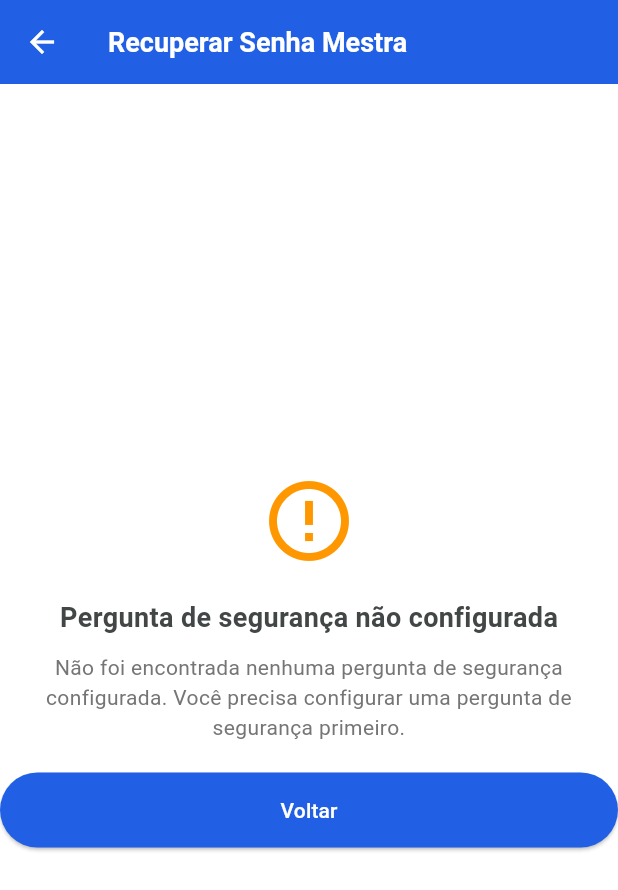
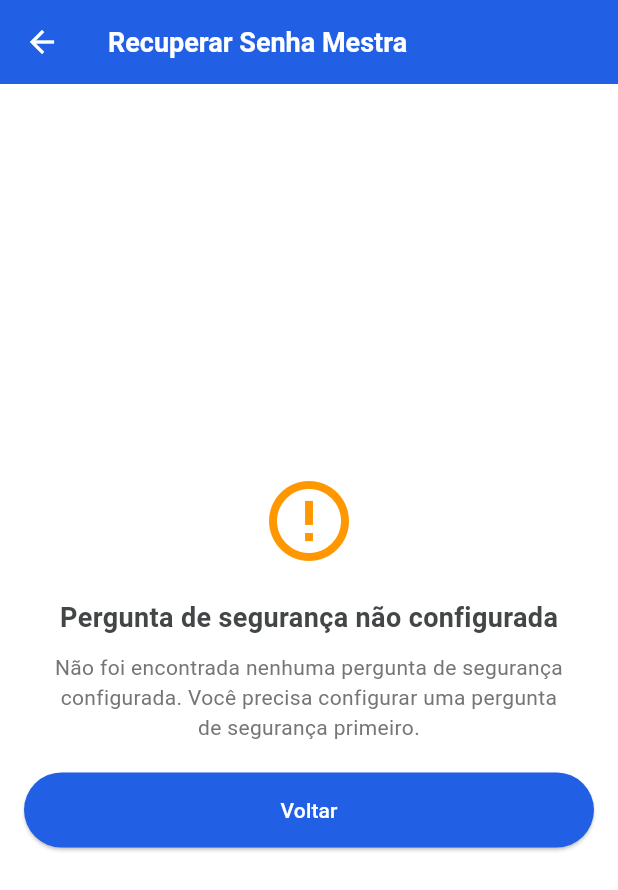
Before and after one commit to Leovigildo-Loureiro-Joao/LoginPage_Flutter, a Flutter app: the SecurityQuestionScreen screen opened directly, on a phone screen of 412 x 824 dp. Shown: the top 890 px of the screen. Run offline on Flutter 3.47's test engine with Material 3 defaults, Android fonts, the phone set to English and light mode, and no system bars; our stand-ins replace flutter_secure_storage, flutter_svg, hive, hive_flutter, local_auth, shared_preferences; missing offline and left inert: encrypt, local_auth_android; accounts and stored records are empty.

Commit message:
update readme and add pictures of the screens application

```diff
--- a/lib/pages/security_question_screen.dart
+++ b/lib/pages/security_question_screen.dart
@@ -121,7 +121,10 @@ class _SecurityQuestionScreenState extends State<SecurityQuestionScreen> {
 
   Widget _buildNoQuestionConfigured() {
     return Center(
-      child: Column(
+      child: Container(
+        width: 500,
+        padding: EdgeInsets.all(16),
+        child: Column(
         mainAxisAlignment: MainAxisAlignment.center,
         children: [
           Icon(Icons.error_outline, size: 64, color: Colors.orange),
@@ -147,6 +150,7 @@ class _SecurityQuestionScreenState extends State<SecurityQuestionScreen> {
           ),
         ],
       ),
+    )
     );
   }
 
```
Also changed, not shown: assets/screens/cadastro.png (deleted), assets/screens/sing.png (added), assets/screens/unknow.png (added), assets/screens/welcome.png (added), 1 other file.
